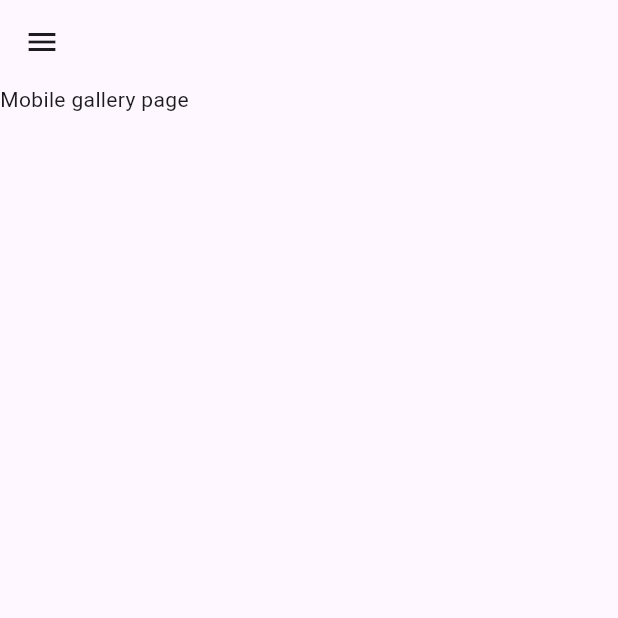
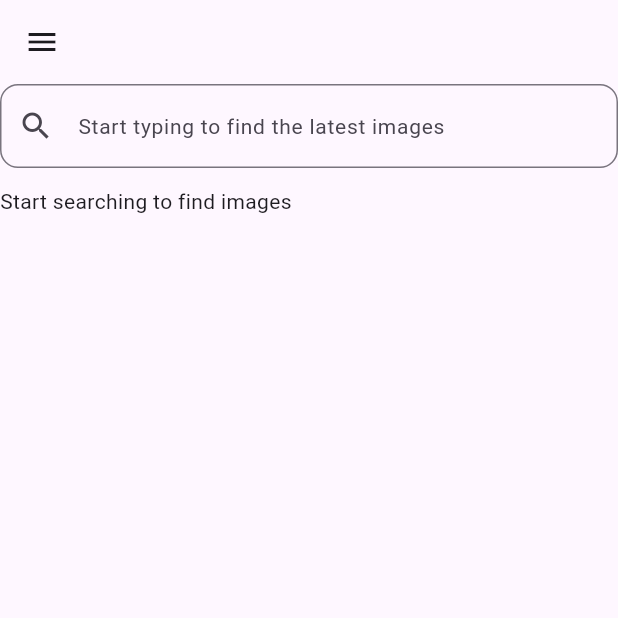
Before and after one commit to ngure1/flutter-assessment, a Flutter app: the GalleryPage screen opened by its route, on a phone screen of 412 x 824 dp, the top half of it. Run offline on Flutter 3.47's test engine with Material 3 defaults, Android fonts, the phone set to English and light mode, and no system bars; our stand-ins replace flutter_dotenv; network calls fail.

Commit message:
style: :iphone: improve responsiveness

```diff
--- a/lib/core/constants/constants.dart
+++ b/lib/core/constants/constants.dart
@@ -1,6 +1,8 @@
 class ScreenSize {
-  static int tablet = 768;
-  static int desktop = 1368;
+  static int smTablet = 510;
+  static int tablet = 770;
+  static int desktop = 1250;
+  static int largeDesktop = 1700;
 }
 
 class Urls {
--- a/lib/core/screens/dashboard.dart
+++ b/lib/core/screens/dashboard.dart
@@ -16,7 +16,7 @@ class DashboardPage extends StatelessWidget {
           child: DashboardImagesList(),
         ),
       ),
-      mobileLayout: MobileLayout(body: Text("Mobile dashboard page")),
+      mobileLayout: MobileLayout(body: DashboardImagesList()),
     );
   }
 }
--- a/lib/core/screens/gallery.dart
+++ b/lib/core/screens/gallery.dart
@@ -24,7 +24,15 @@ class GalleryPage extends StatelessWidget {
           ),
         ),
       ),
-      mobileLayout: MobileLayout(body: Text("Mobile gallery page")),
+      mobileLayout: MobileLayout(body: Column(
+          crossAxisAlignment: CrossAxisAlignment.start,
+          children: [
+            GallerySearchTextField(),
+            SizedBox(height: 12),
+            GallerySearchResultsList(),
+          ],
+        ),
+      ),
     );
   }
 }
--- a/lib/core/screens/profile.dart
+++ b/lib/core/screens/profile.dart
@@ -13,7 +13,7 @@ class ProfilePage extends StatelessWidget {
       desktopAndTabletLayout: DesktopAndTabletLayout(
         body: Padding(padding: const EdgeInsets.all(8.0), child: UserForm()),
       ),
-      mobileLayout: MobileLayout(body: Text("Mobile profile page")),
+      mobileLayout: MobileLayout(body: UserForm()),
     );
   }
 }
--- a/lib/features/images/gallery/widgets/search_results.dart
+++ b/lib/features/images/gallery/widgets/search_results.dart
@@ -70,7 +70,7 @@ class _GallerySearchResultsListState extends State<GallerySearchResultsList> {
                     crossAxisCount: width >= ScreenSize.desktop
                         ? 4
                         : width >= ScreenSize.tablet
-                        ? 3
+                        ? 2
                         : 1,
                     crossAxisSpacing: 10,
                     mainAxisSpacing: 10,
```
Also changed, not shown: lib/core/layout/desktop_and_tablet_layout.dart (+6 -1 lines), lib/features/images/dashboard/widgets/dashboard_images_list.dart (+9 -2 lines), lib/features/images/widgets/image_card.dart (+27 -6 lines).
